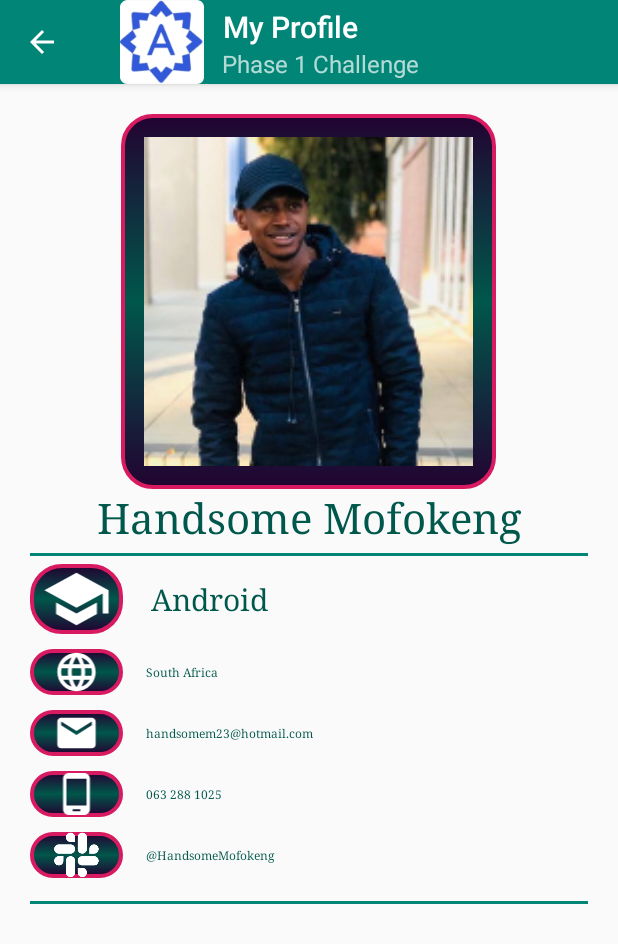
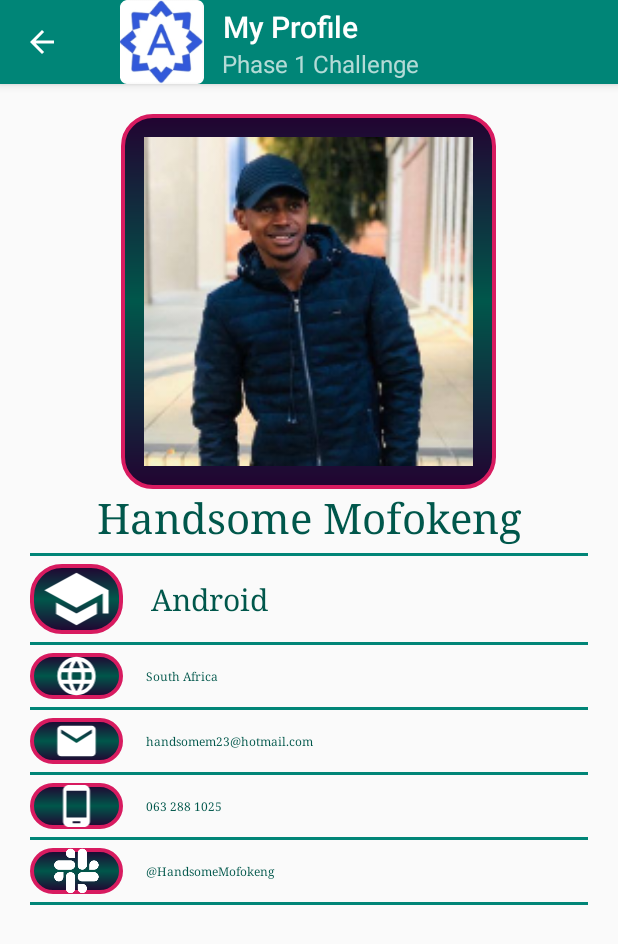
Before and after one commit to handsomemofokeng/Phase1ChallengALC, an Android app: the MyProfileActivity screen opened directly, with no data from a screen before it, on a phone screen of 412 x 824 dp. Shown: the top 944 px of the screen. Run offline under Robolectric (Android 15) with nearby library versions, the phone set to English and light mode, and no system bars.

Commit message:
Changed My Profile Layout

```diff
--- a/app/src/main/res/layout/activity_my_profile.xml
+++ b/app/src/main/res/layout/activity_my_profile.xml
@@ -39,7 +39,6 @@
 
             <!--Divider-->
             <View
-                android:id="@+id/divider"
                 android:layout_width="match_parent"
                 android:layout_height="2dp"
                 android:layout_marginTop="5dp"
@@ -49,7 +48,6 @@
             <LinearLayout
                 android:layout_width="match_parent"
                 android:layout_height="wrap_content"
-                android:layout_marginBottom="10dp"
                 android:orientation="horizontal">
 
                 <ImageView
@@ -73,10 +71,17 @@
                     android:textSize="20sp" />
             </LinearLayout>
 
+            <!--Divider-->
+            <View
+                android:layout_width="match_parent"
+                android:layout_height="2dp"
+                android:layout_marginTop="5dp"
+                android:layout_marginBottom="5dp"
+                android:background="@color/colorPrimary" />
+
             <LinearLayout
                 android:layout_width="match_parent"
                 android:layout_height="wrap_content"
-                android:layout_marginBottom="10dp"
                 android:orientation="horizontal">
 
                 <ImageView
@@ -100,11 +105,17 @@
                     android:textSize="@dimen/_20sp" />
             </LinearLayout>
 
+            <!--Divider-->
+            <View
+                android:layout_width="match_parent"
+                android:layout_height="2dp"
+                android:layout_marginTop="5dp"
+                android:layout_marginBottom="5dp"
+                android:background="@color/colorPrimary" />
 
             <LinearLayout
                 android:layout_width="match_parent"
                 android:layout_height="wrap_content"
-                android:layout_marginBottom="10dp"
                 android:orientation="horizontal">
 
                 <ImageView
@@ -129,10 +140,17 @@
 
             </LinearLayout>
 
+            <!--Divider-->
+            <View
+                android:layout_width="match_parent"
+                android:layout_height="2dp"
+                android:layout_marginTop="5dp"
+                android:layout_marginBottom="5dp"
+                android:background="@color/colorPrimary" />
+
             <LinearLayout
                 android:layout_width="match_parent"
                 android:layout_height="wrap_content"
-                android:layout_marginBottom="10dp"
                 android:orientation="horizontal">
 
                 <ImageView
@@ -157,10 +175,17 @@
 
             </LinearLayout>
 
+            <!--Divider-->
+            <View
+                android:layout_width="match_parent"
+                android:layout_height="2dp"
+                android:layout_marginTop="5dp"
+                android:layout_marginBottom="5dp"
+                android:background="@color/colorPrimary" />
+
             <LinearLayout
                 android:layout_width="match_parent"
                 android:layout_height="wrap_content"
-                android:layout_marginBottom="10dp"
                 android:orientation="horizontal">
 
                 <ImageView
```
